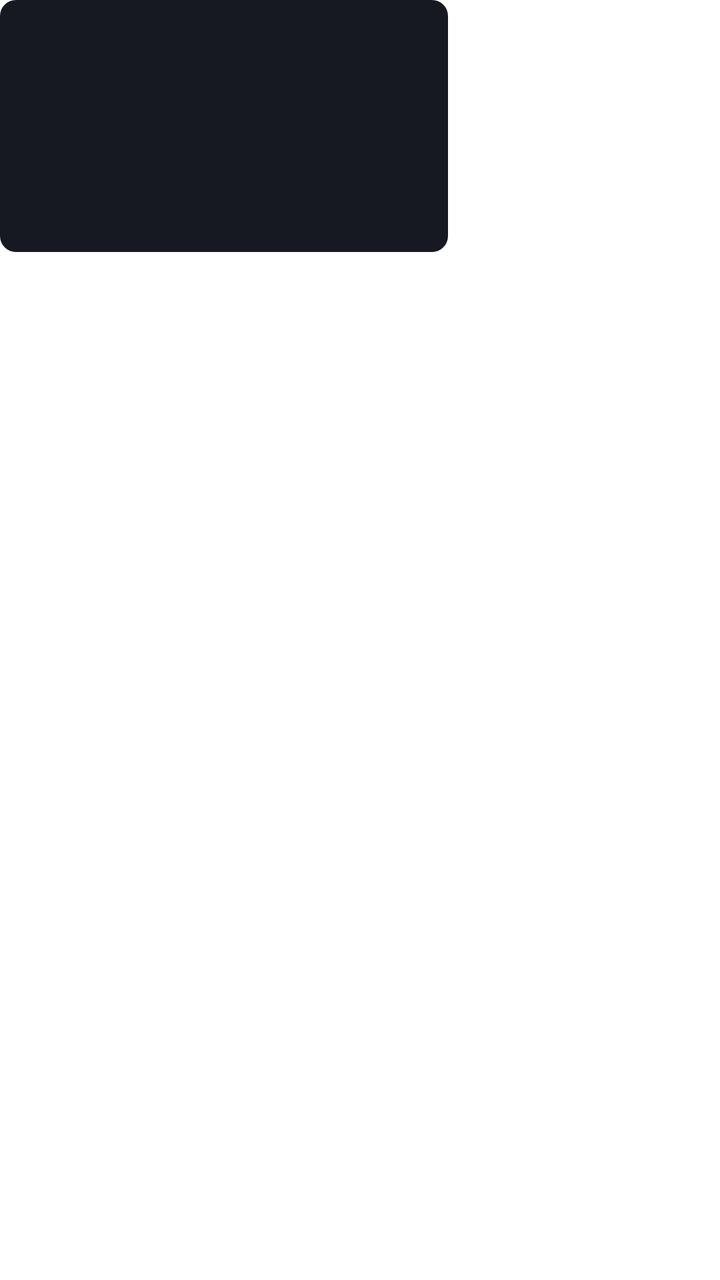
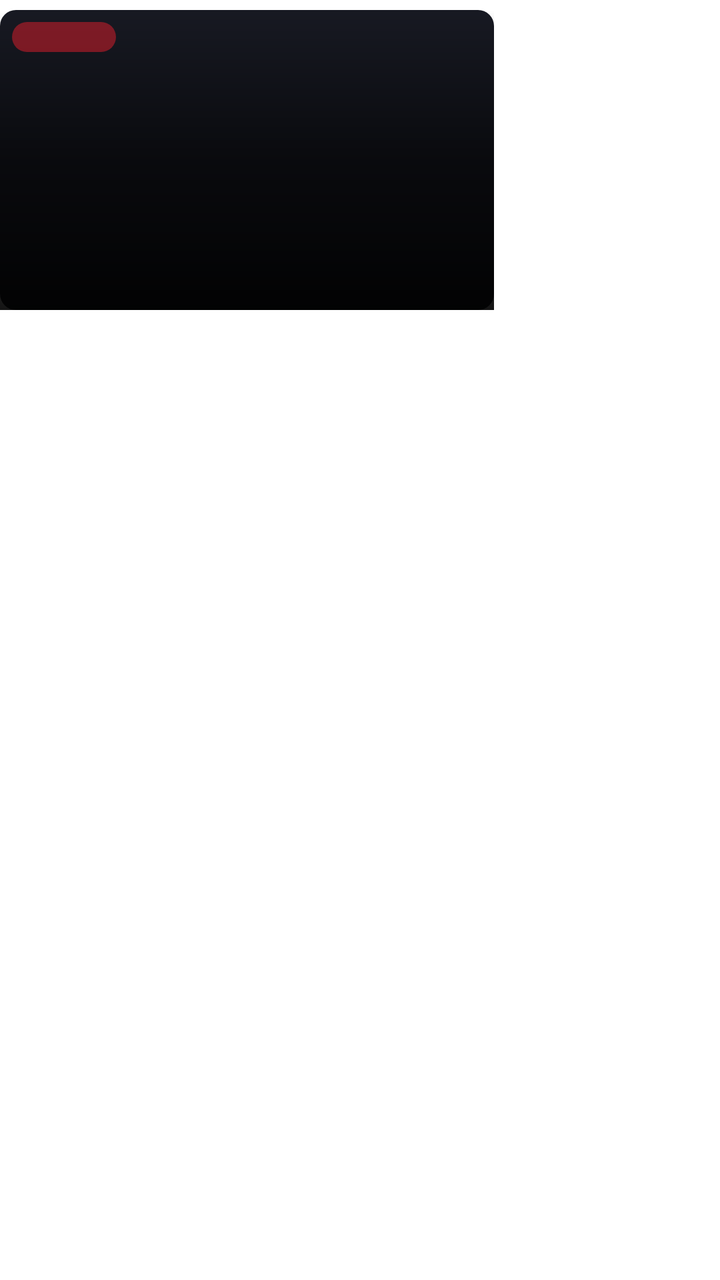

Screens rendered from an Android XML layout before and after an edit, with the pre-edit source and the edit as a unified diff.
<!-- AndroidManifest.xml: application theme Theme.Leanback -->
<!-- res/layout/episode_card.xml -->
<?xml version="1.0" encoding="utf-8"?>
<LinearLayout xmlns:android="http://schemas.android.com/apk/res/android"
    android:layout_width="@dimen/landscape_width"
    android:layout_height="wrap_content"
    android:layout_marginEnd="16dp"
    android:clipChildren="false"
    android:orientation="vertical">

    <FrameLayout
        android:id="@+id/card"
        android:layout_width="@dimen/landscape_width"
        android:layout_height="@dimen/landscape_height"
        android:background="@drawable/card_placeholder"
        android:clickable="true"
        android:focusable="true"
        android:foreground="@drawable/card_frame">

        <ImageView
            android:id="@+id/card_image"
            android:layout_width="match_parent"
            android:layout_height="match_parent"
            android:scaleType="centerCrop"
            android:importantForAccessibility="no" />

        <TextView
            android:id="@+id/card_watched"
            android:layout_width="22dp"
            android:layout_height="22dp"
            android:layout_gravity="top|end"
            android:layout_margin="6dp"
            android:background="@drawable/watched_badge"
            android:gravity="center"
            android:text="✓"
            android:textColor="#FFFFFFFF"
            android:textSize="13sp"
            android:visibility="gone" />

        <ProgressBar
            android:id="@+id/card_progress"
            style="?android:attr/progressBarStyleHorizontal"
            android:layout_width="match_parent"
            android:layout_height="4dp"
            android:layout_gravity="bottom"
            android:max="1000"
            android:progressDrawable="@drawable/guide_progress"
            android:visibility="gone" />
    </FrameLayout>

    <TextView
        android:id="@+id/card_title"
        android:layout_width="match_parent"
        android:layout_height="wrap_content"
        android:layout_marginTop="6dp"
        android:ellipsize="end"
        android:singleLine="true"
        android:textColor="@color/guide_text"
        android:textSize="14sp" />

    <TextView
        android:id="@+id/card_subtitle"
        android:layout_width="match_parent"
        android:layout_height="wrap_content"
        android:ellipsize="end"
        android:singleLine="true"
        android:textColor="@color/guide_muted"
        android:textSize="12sp" />
</LinearLayout>
<!-- resources referenced by this layout -->
<resources>
  <color name="guide_muted">#FF8D90A0</color>
  <color name="guide_text">#FFECEDF3</color>
  <dimen name="landscape_height">126dp</dimen>
  <dimen name="landscape_width">224dp</dimen>
  <!-- drawable card_frame (drawable) -->
  <?xml version="1.0" encoding="utf-8"?>
  <selector xmlns:android="http://schemas.android.com/apk/res/android">
      <item android:state_focused="true">
          <shape android:shape="rectangle">
              <corners android:radius="8dp" />
              <stroke android:width="3dp" android:color="@color/guide_focus" />
          </shape>
      </item>
      <item android:drawable="@android:color/transparent" />
  </selector>
  <!-- drawable card_placeholder (drawable) -->
  <?xml version="1.0" encoding="utf-8"?>
  <shape xmlns:android="http://schemas.android.com/apk/res/android" android:shape="rectangle">
      <corners android:radius="8dp" />
      <solid android:color="@color/guide_panel" />
  </shape>
  <!-- drawable guide_progress (drawable) -->
  <?xml version="1.0" encoding="utf-8"?>
  <layer-list xmlns:android="http://schemas.android.com/apk/res/android">
      <item android:id="@android:id/background">
          <shape><corners android:radius="2dp" /><solid android:color="@color/guide_track" /></shape>
      </item>
      <item android:id="@android:id/progress">
          <clip><shape><corners android:radius="2dp" /><solid android:color="@color/guide_accent" /></shape></clip>
      </item>
  </layer-list>
  <!-- drawable watched_badge (drawable) -->
  <?xml version="1.0" encoding="utf-8"?>
  <shape xmlns:android="http://schemas.android.com/apk/res/android" android:shape="oval">
      <solid android:color="@color/guide_accent" />
  </shape>
  <color name="guide_focus">#FFE31E2D</color>
  <color name="guide_panel">#FF171922</color>
  <color name="guide_track">#33FFFFFF</color>
  <color name="guide_accent">#FFE31E2D</color>
</resources>

<!-- the commit's change to res/layout/episode_card.xml (unified diff, before → after) -->
@@ -1,15 +1,14 @@
 <?xml version="1.0" encoding="utf-8"?>
-<LinearLayout xmlns:android="http://schemas.android.com/apk/res/android"
-    android:layout_width="@dimen/landscape_width"
-    android:layout_height="wrap_content"
-    android:layout_marginEnd="16dp"
-    android:clipChildren="false"
-    android:orientation="vertical">
+<FrameLayout xmlns:android="http://schemas.android.com/apk/res/android"
+    android:layout_width="258dp"
+    android:layout_height="165dp"
+    android:clipChildren="false">
 
     <FrameLayout
         android:id="@+id/card"
-        android:layout_width="@dimen/landscape_width"
-        android:layout_height="@dimen/landscape_height"
+        android:layout_width="247dp"
+        android:layout_height="150dp"
+        android:layout_marginTop="5dp"
         android:background="@drawable/card_placeholder"
         android:clickable="true"
         android:focusable="true"
@@ -22,46 +21,109 @@
             android:scaleType="centerCrop"
             android:importantForAccessibility="no" />
 
-        <TextView
-            android:id="@+id/card_watched"
-            android:layout_width="22dp"
-            android:layout_height="22dp"
+        <View
+            android:layout_width="match_parent"
+            android:layout_height="match_parent"
+            android:background="@drawable/card_shade" />
+
+        <ImageView
+            android:id="@+id/card_ribbon"
+            android:layout_width="85dp"
+            android:layout_height="85dp"
             android:layout_gravity="top|end"
-            android:layout_margin="6dp"
-            android:background="@drawable/watched_badge"
-            android:gravity="center"
-            android:text="✓"
-            android:textColor="#FFFFFFFF"
-            android:textSize="13sp"
+            android:importantForAccessibility="no"
             android:visibility="gone" />
 
-        <ProgressBar
-            android:id="@+id/card_progress"
-            style="?android:attr/progressBarStyleHorizontal"
+        <TextView
+            android:id="@+id/card_code"
+            android:layout_width="wrap_content"
+            android:layout_height="15dp"
+            android:layout_margin="6dp"
+            android:background="@drawable/info_code_badge"
+            android:fontFamily="sans-serif-medium"
+            android:gravity="center"
+            android:minWidth="52dp"
+            android:paddingStart="6dp"
+            android:paddingEnd="6dp"
+            android:textColor="#FFFFFFFF"
+            android:textSize="10sp" />
+
+        <LinearLayout
             android:layout_width="match_parent"
-            android:layout_height="4dp"
+            android:layout_height="wrap_content"
             android:layout_gravity="bottom"
-            android:max="1000"
-            android:progressDrawable="@drawable/guide_progress"
-            android:visibility="gone" />
+            android:orientation="vertical"
+            android:paddingStart="9dp"
+            android:paddingEnd="9dp"
+            android:paddingBottom="6dp">
+
+            <TextView
+                android:id="@+id/card_title"
+                android:layout_width="match_parent"
+                android:layout_height="wrap_content"
+                android:ellipsize="end"
+                android:fontFamily="sans-serif-medium"
+                android:shadowColor="#A0000000"
+                android:shadowRadius="2"
+                android:singleLine="true"
+                android:textColor="#FFFFFFFF"
+                android:textSize="15sp" />
+
+            <TextView
+                android:id="@+id/card_overview"
+                android:layout_width="match_parent"
+                android:layout_height="wrap_content"
+                android:layout_marginTop="1dp"
+                android:ellipsize="end"
+                android:lineSpacingExtra="0dp"
+                android:maxLines="2"
+                android:shadowColor="#A0000000"
+                android:shadowRadius="2"
+                android:textColor="#FFE6E6E6"
+                android:textSize="11sp" />
+
+            <LinearLayout
+                android:layout_width="match_parent"
+                android:layout_height="wrap_content"
+                android:layout_marginTop="3dp"
+                android:gravity="center_vertical"
+                android:orientation="horizontal">
+
+                <TextView
+                    android:id="@+id/card_subtitle"
+                    android:layout_width="0dp"
+                    android:layout_height="wrap_content"
+                    android:layout_weight="1"
+                    android:ellipsize="end"
+                    android:singleLine="true"
+                    android:textColor="#FFD0D0D0"
+                    android:textSize="11sp" />
+
+                <TextView
+                    android:id="@+id/card_rating"
+                    android:layout_width="wrap_content"
+                    android:layout_height="14dp"
+                    android:background="@drawable/info_badge_outline"
+                    android:fontFamily="sans-serif-medium"
+                    android:gravity="center"
+                    android:minWidth="28dp"
+                    android:paddingStart="4dp"
+                    android:paddingEnd="4dp"
+                    android:textColor="#FFFFFFFF"
+                    android:textSize="10sp"
+                    android:visibility="gone" />
+            </LinearLayout>
+        </LinearLayout>
     </FrameLayout>
 
-    <TextView
-        android:id="@+id/card_title"
-        android:layout_width="match_parent"
-        android:layout_height="wrap_content"
-        android:layout_marginTop="6dp"
-        android:ellipsize="end"
-        android:singleLine="true"
-        android:textColor="@color/guide_text"
-        android:textSize="14sp" />
-
-    <TextView
-        android:id="@+id/card_subtitle"
-        android:layout_width="match_parent"
-        android:layout_height="wrap_content"
-        android:ellipsize="end"
-        android:singleLine="true"
-        android:textColor="@color/guide_muted"
-        android:textSize="12sp" />
-</LinearLayout>
+    <ProgressBar
+        android:id="@+id/card_progress"
+        style="?android:attr/progressBarStyleHorizontal"
+        android:layout_width="241dp"
+        android:layout_height="3dp"
+        android:layout_marginStart="3dp"
+        android:layout_marginTop="159dp"
+        android:max="1000"
+        android:progressDrawable="@drawable/guide_progress"
+        android:visibility="gone" />
+</FrameLayout>
<!-- resource entries referenced after the edit -->
@@ -1,9 +1,5 @@
 <!-- resources referenced by this layout -->
 <resources>
-  <color name="guide_muted">#FF8D90A0</color>
-  <color name="guide_text">#FFECEDF3</color>
-  <dimen name="landscape_height">126dp</dimen>
-  <dimen name="landscape_width">224dp</dimen>
   <!-- drawable card_frame (drawable) -->
   <?xml version="1.0" encoding="utf-8"?>
   <selector xmlns:android="http://schemas.android.com/apk/res/android">
@@ -21,6 +17,16 @@
       <corners android:radius="8dp" />
       <solid android:color="@color/guide_panel" />
   </shape>
+  <!-- drawable card_shade (drawable) -->
+  <?xml version="1.0" encoding="utf-8"?>
+  <shape xmlns:android="http://schemas.android.com/apk/res/android" android:shape="rectangle">
+      <gradient
+          android:angle="270"
+          android:centerY="0.5"
+          android:startColor="#00000000"
+          android:centerColor="#9B000000"
+          android:endColor="#EB000000" />
+  </shape>
   <!-- drawable guide_progress (drawable) -->
   <?xml version="1.0" encoding="utf-8"?>
   <layer-list xmlns:android="http://schemas.android.com/apk/res/android">
@@ -31,10 +37,17 @@
           <clip><shape><corners android:radius="2dp" /><solid android:color="@color/guide_accent" /></shape></clip>
       </item>
   </layer-list>
-  <!-- drawable watched_badge (drawable) -->
+  <!-- drawable info_badge_outline (drawable) -->
   <?xml version="1.0" encoding="utf-8"?>
-  <shape xmlns:android="http://schemas.android.com/apk/res/android" android:shape="oval">
-      <solid android:color="@color/guide_accent" />
+  <shape xmlns:android="http://schemas.android.com/apk/res/android" android:shape="rectangle">
+      <corners android:radius="5dp" />
+      <stroke android:width="1dp" android:color="#B3FFFFFF" />
+  </shape>
+  <!-- drawable info_code_badge (drawable) -->
+  <?xml version="1.0" encoding="utf-8"?>
+  <shape xmlns:android="http://schemas.android.com/apk/res/android" android:shape="rectangle">
+      <corners android:radius="8dp" />
+      <solid android:color="#80E31E2D" />
   </shape>
   <color name="guide_focus">#FFE31E2D</color>
   <color name="guide_panel">#FF171922</color>
